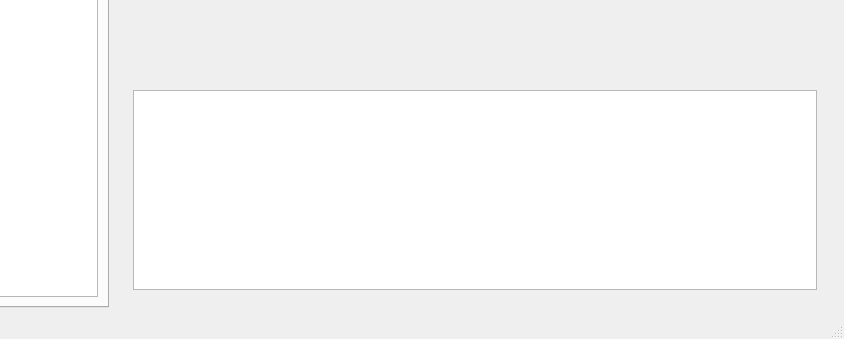
Above: mainwindow.ui from jaredmauch/OpenOTDR before the change; both pictures show x 436 to 1280 and y 422 to 761 of the 1280 by 761 pixel window. Below: the same form after it.
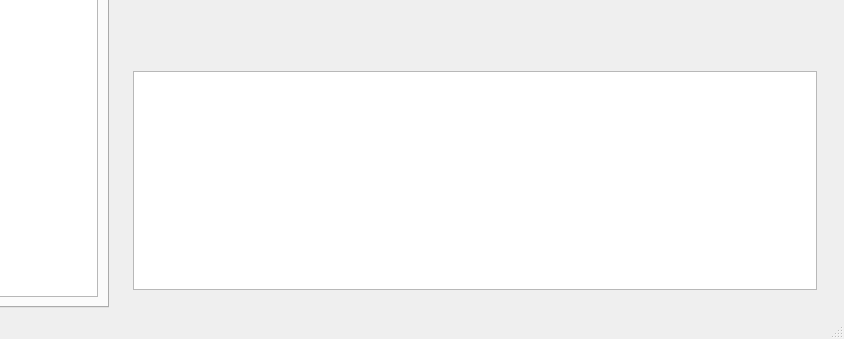
That is the form after the change. Icons and pictures are not drawn.

The edit to the form file:
```diff
--- a/mainwindow.ui
+++ b/mainwindow.ui
@@ -286,8 +286,8 @@
           <item>
            <widget class="QTableView" name="eventTableView">
             <property name="sizePolicy">
-             <sizepolicy hsizetype="Preferred" vsizetype="Preferred">
-              <horstretch>0</horstretch>
+             <sizepolicy hsizetype="Expanding" vsizetype="Expanding">
+              <horstretch>1</horstretch>
               <verstretch>0</verstretch>
              </sizepolicy>
             </property>
```
Left out of the diff: 6 changed lines with no effect on the pictures.
